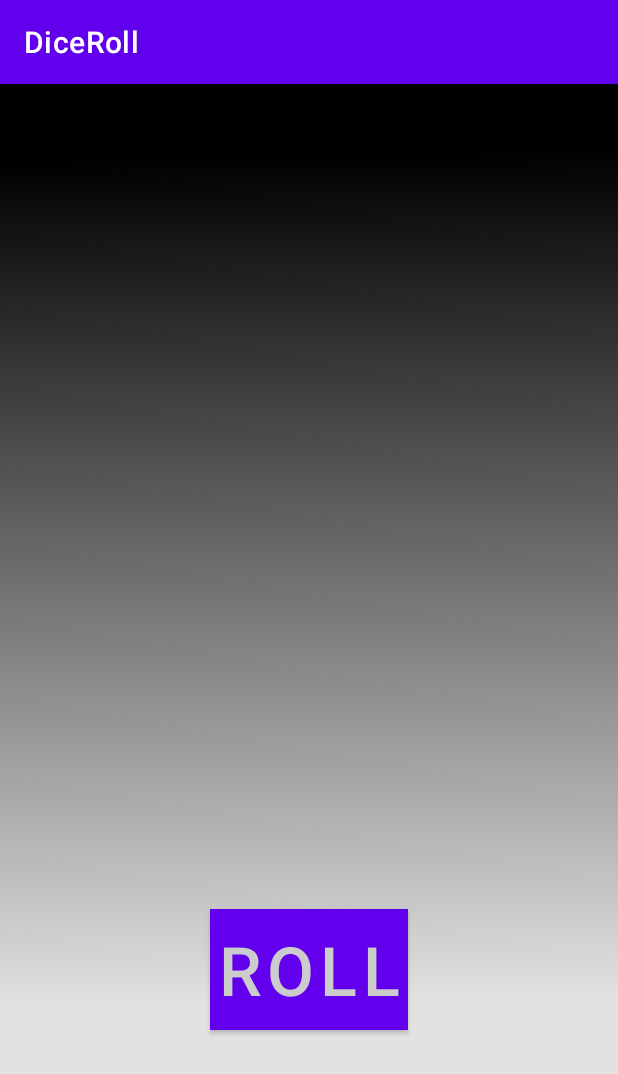
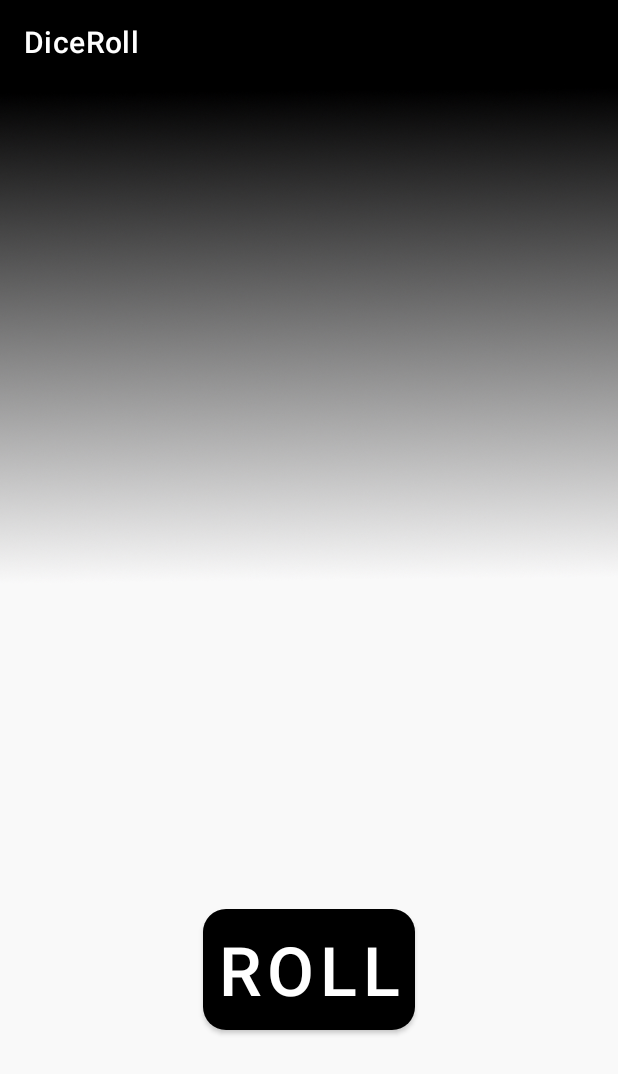
Before and after one commit to Vasic2000/DiceRoll, an Android app: the screen it shows after launch (MainActivity), on a phone screen of 412 x 824 dp. Shown: the top 1074 px of the screen. Run offline under Robolectric (Android 15) with nearby library versions, the light colour scheme and no system bars.

Commit message:
Цвета

```diff
--- a/app/src/main/java/ru/vasic2000/diceroll/MainActivity.kt
+++ b/app/src/main/java/ru/vasic2000/diceroll/MainActivity.kt
@@ -15,8 +15,6 @@
 
         val diceImageView : ImageView = findViewById(R.id.diceImage)
         val rollButton = findViewById<Button>(R.id.button)
-
-//        val dice1 : Bitmap = lo
 
          rollButton.setOnClickListener {
             var side : Int = rollDice()
--- /dev/null
+++ b/app/src/main/res/drawable/btn_dark_pressed_light.xml
@@ -0,0 +1,5 @@
+<?xml version="1.0" encoding="utf-8"?>
+<selector xmlns:android="http://schemas.android.com/apk/res/android">
+    <item android:drawable="@drawable/dark_grey_color" android:state_pressed="false" />
+    <item android:drawable="@drawable/light_grey_color" android:state_pressed="true" />
+</selector>
--- /dev/null
+++ b/app/src/main/res/drawable/dark_grey_color.xml
@@ -0,0 +1,5 @@
+<?xml version="1.0" encoding="utf-8"?>
+<shape xmlns:android="http://schemas.android.com/apk/res/android">
+    <corners android:radius="15dp"/>
+    <solid android:color="#999999"/>
+</shape>
--- /dev/null
+++ b/app/src/main/res/drawable/light_grey_color.xml
@@ -0,0 +1,5 @@
+<?xml version="1.0" encoding="utf-8"?>
+<shape xmlns:android="http://schemas.android.com/apk/res/android">
+    <corners android:radius="15dp"/>
+    <solid android:color="#CCCCCC"/>
+</shape>
--- a/app/src/main/res/layout/activity_main.xml
+++ b/app/src/main/res/layout/activity_main.xml
@@ -22,11 +22,12 @@
         android:layout_width="wrap_content"
         android:layout_height="wrap_content"
         android:text="@string/roll"
-        android:background="@color/black"
         android:textSize="45sp"
-        android:paddingLeft="5dp"
-        android:paddingRight="5dp"
-        android:textColor="#CCCCCC"
+        android:background="@drawable/btn_dark_pressed_light"
+        android:layout_weight="1"
+        android:paddingLeft="10dp"
+        android:paddingRight="10dp"
+        android:textColor="@color/cardview_light_background"
         app:layout_constraintBottom_toBottomOf="parent"
         app:layout_constraintEnd_toEndOf="parent"
         app:layout_constraintStart_toStartOf="parent"
--- a/app/src/main/res/values/colors.xml
+++ b/app/src/main/res/values/colors.xml
@@ -1,10 +1,17 @@
 <?xml version="1.0" encoding="utf-8"?>
 <resources>
     <color name="purple_200">#FFBB86FC</color>
-    <color name="purple_500">#FF6200EE</color>
-    <color name="purple_700">#FF3700B3</color>
+    <color name="purple_500">#000000</color>
+    <color name="purple_700">#000000</color>
     <color name="teal_200">#FF03DAC5</color>
     <color name="teal_700">#FF018786</color>
+
+    <color name="colorPrimary">#000000</color>
+    <color name="colorPrimaryDark">#000000</color>
+    <color name="colorAccent">#AAAAAA</color>
+    <color name="colorBlack95">#95000000</color>
+    <color name="colorBlack60">#60000000</color>
+    <color name="colorWhite">#FFFFFF</color>
     <color name="black">#FF000000</color>
     <color name="white">#FFFFFFFF</color>
 </resources>
```
Also changed, not shown: app/build.gradle (+4 -4 lines), app/src/main/res/drawable-v24/background.jpg, app/src/main/res/drawable/background.jpg (deleted).
